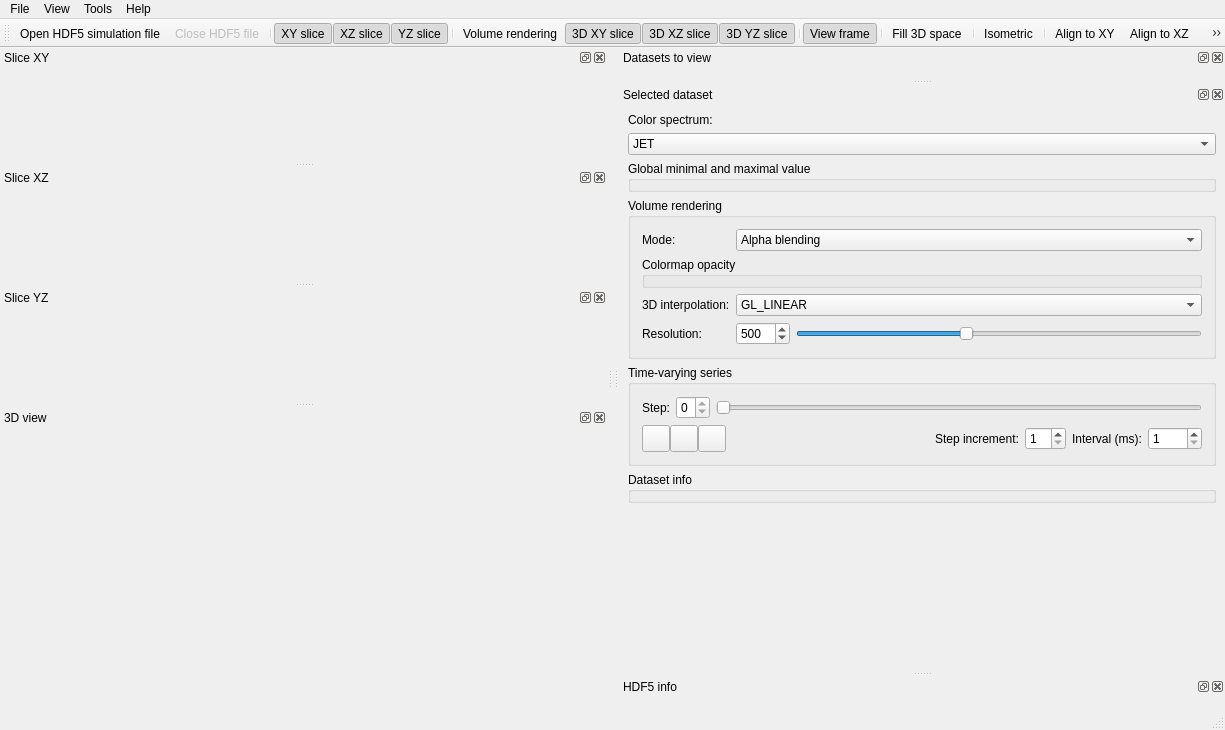
Before: the Qt Designer form projects/k-wave-h5-visualizer/mainwindow.ui in klepo/Visualisation-of-the-outputs-of-k-Wave-ultrasound-simulations, drawn with Qt 5.
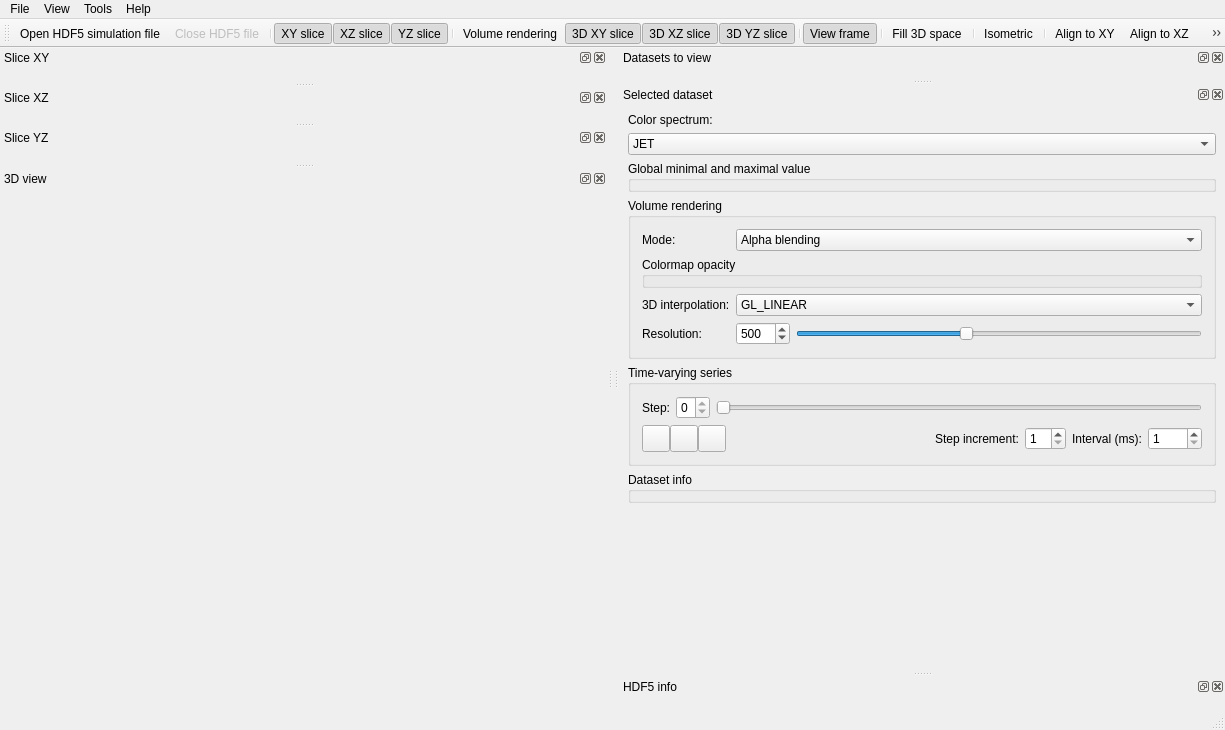
After: the same form once the commit is applied. Icons and pictures are not drawn. Custom widgets are drawn as their Qt base class.

Diff of the .ui file:
```diff
--- a/projects/k-wave-h5-visualizer/mainwindow.ui
+++ b/projects/k-wave-h5-visualizer/mainwindow.ui
@@ -195,12 +195,6 @@
    </attribute>
   </widget>
   <widget class="QDockWidget" name="dockWidgetWindow3D">
-   <property name="sizePolicy">
-    <sizepolicy hsizetype="Maximum" vsizetype="Maximum">
-     <horstretch>0</horstretch>
-     <verstretch>0</verstretch>
-    </sizepolicy>
-   </property>
    <property name="minimumSize">
     <size>
      <width>500</width>
@@ -217,12 +211,6 @@
     <number>1</number>
    </attribute>
    <widget class="QWidget" name="dockWidgetContents3D">
-    <property name="sizePolicy">
-     <sizepolicy hsizetype="Expanding" vsizetype="Expanding">
-      <horstretch>0</horstretch>
-      <verstretch>0</verstretch>
-     </sizepolicy>
-    </property>
     <layout class="QVBoxLayout" name="verticalLayout_2">
      <property name="spacing">
       <number>0</number>
```
